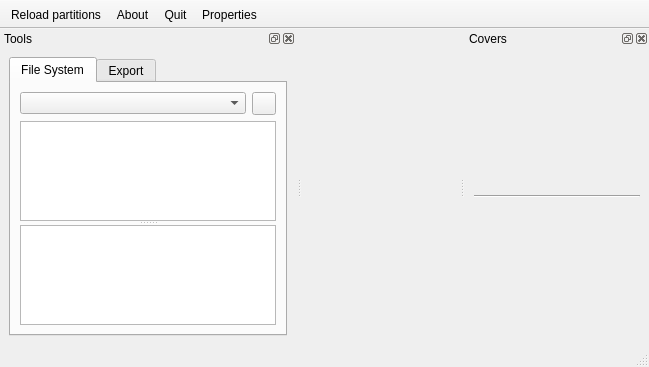
amestica/qwbfs, file qwbfs/src/UIMain.ui: the form before one commit.
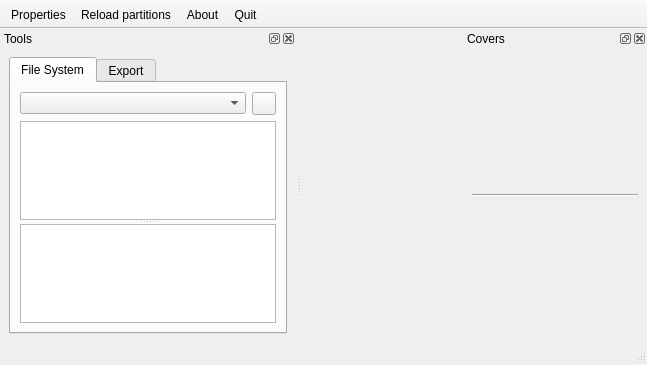
The form after the commit. Icons and pictures are not drawn. Custom widgets are drawn as their Qt base class.

```diff
--- a/qwbfs/src/UIMain.ui
+++ b/qwbfs/src/UIMain.ui
@@ -6,8 +6,8 @@
    <rect>
     <x>0</x>
     <y>0</y>
-    <width>649</width>
-    <height>367</height>
+    <width>647</width>
+    <height>365</height>
    </rect>
   </property>
   <property name="windowTitle">
@@ -207,6 +207,9 @@
    <property name="movable">
     <bool>false</bool>
    </property>
+   <property name="toolButtonStyle">
+    <enum>Qt::ToolButtonTextUnderIcon</enum>
+   </property>
    <property name="floatable">
     <bool>false</bool>
    </property>
@@ -216,10 +219,10 @@
    <attribute name="toolBarBreak">
     <bool>false</bool>
    </attribute>
+   <addaction name="aProperties"/>
    <addaction name="aReloadPartitions"/>
    <addaction name="aAbout"/>
    <addaction name="aQuit"/>
-   <addaction name="aProperties"/>
   </widget>
   <widget class="QDockWidget" name="dwCovers">
    <property name="minimumSize">
@@ -228,6 +231,12 @@
      <height>107</height>
     </size>
    </property>
+   <property name="maximumSize">
+    <size>
+     <width>184</width>
+     <height>16777215</height>
+    </size>
+   </property>
    <property name="windowTitle">
     <string>Covers</string>
    </property>
```
Left out of the diff: 2 changed lines with no effect on the pictures.
